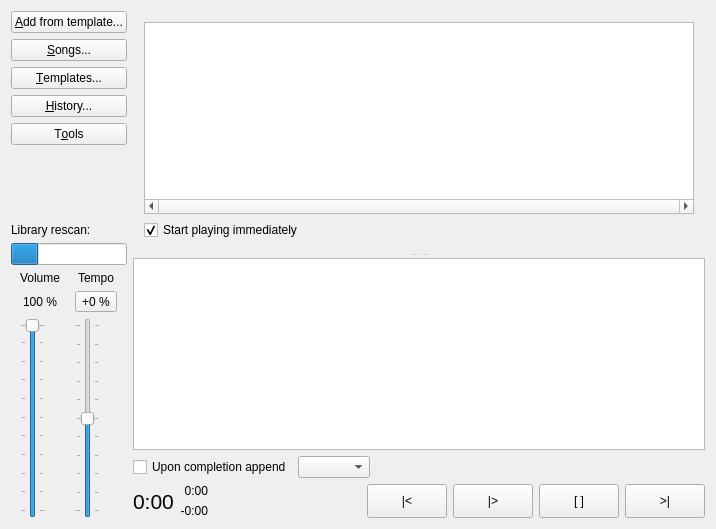
The window that PlayerWindow.ui (madmaxoft/SkauTan) describes before a commit, drawn with Qt 5.
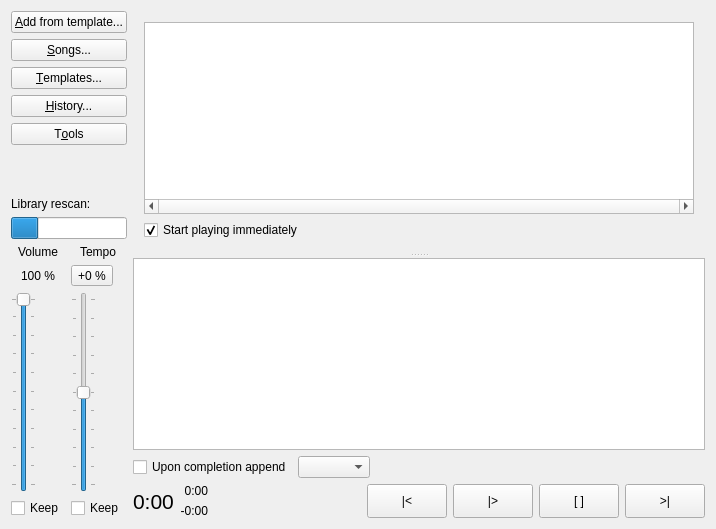
The same window after the commit. Custom widgets are drawn as their Qt base class.

Commit message:
Added KeepTempo / KeepVolume.
Fixes #169.

```diff
--- a/PlayerWindow.ui
+++ b/PlayerWindow.ui
@@ -189,6 +189,20 @@
           </property>
          </widget>
         </item>
+        <item row="3" column="0">
+         <widget class="QCheckBox" name="chbKeepVolume">
+          <property name="text">
+           <string>Keep</string>
+          </property>
+         </widget>
+        </item>
+        <item row="3" column="1">
+         <widget class="QCheckBox" name="chbKeepTempo">
+          <property name="text">
+           <string>Keep</string>
+          </property>
+         </widget>
+        </item>
        </layout>
       </item>
      </layout>
```
The commit also changes 4 other files.
